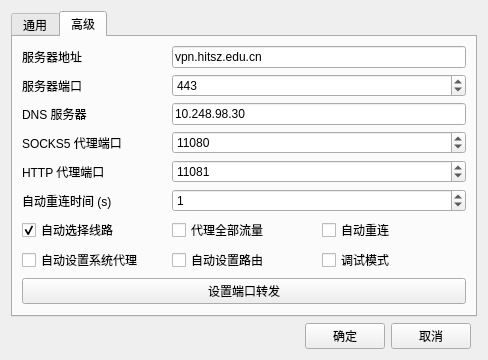
First picture: the form in settingwindow/settingwindow.ui, repository Mythologyli/ZJU-Connect-for-Windows, before the edit.
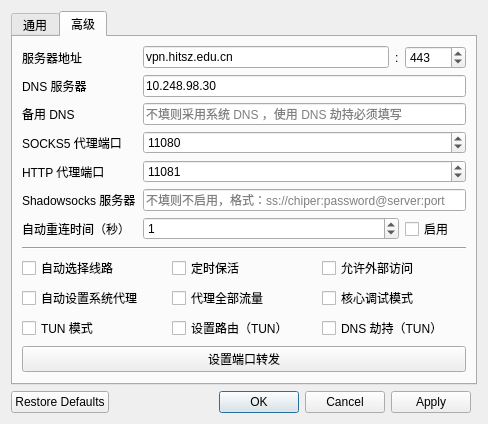
Second picture: the form after the edit. The open tabs and pages were chosen to show the change.

Commit message: feat: Introduce more settings. feat: Better ZJUConnect core error process. feat: Added login dialog. refactor: Make all child widgets be dialogs. chore: Make setting system proxy default. chore: Bump version to 1.2.0 .

The edit to the form file:
```diff
--- a/settingwindow/settingwindow.ui
+++ b/settingwindow/settingwindow.ui
@@ -1,13 +1,13 @@
 <?xml version="1.0" encoding="UTF-8"?>
 <ui version="4.0">
  <class>SettingWindow</class>
- <widget class="QWidget" name="SettingWindow">
+ <widget class="QDialog" name="SettingWindow">
   <property name="geometry">
    <rect>
     <x>0</x>
     <y>0</y>
     <width>486</width>
-    <height>348</height>
+    <height>396</height>
    </rect>
   </property>
   <property name="windowTitle">
@@ -17,34 +17,7 @@
    <string notr="true"/>
   </property>
   <layout class="QGridLayout" name="gridLayout">
-   <item row="1" column="0">
-    <spacer name="horizontalSpacer">
-     <property name="orientation">
-      <enum>Qt::Horizontal</enum>
-     </property>
-     <property name="sizeHint" stdset="0">
-      <size>
-       <width>213</width>
-       <height>20</height>
-      </size>
-     </property>
-    </spacer>
-   </item>
-   <item row="1" column="1">
-    <widget class="QPushButton" name="applyPushButton">
-     <property name="text">
-      <string>确定</string>
-     </property>
-    </widget>
-   </item>
-   <item row="1" column="2">
-    <widget class="QPushButton" name="cancelPushButton">
-     <property name="text">
-      <string>取消</string>
-     </property>
-    </widget>
-   </item>
-   <item row="0" column="0" colspan="4">
+   <item row="0" column="0" colspan="2">
     <widget class="QTabWidget" name="tabWidget">
      <property name="currentIndex">
       <number>0</number>
@@ -194,38 +167,140 @@
        <string>高级</string>
       </attribute>
       <layout class="QGridLayout" name="gridLayout_3">
-       <item row="1" column="0">
-        <widget class="QLabel" name="zjuConnectTabLabel2">
+       <item row="6" column="0">
+        <widget class="QLabel" name="zjuConnectTabLabel7">
          <property name="font">
           <font>
            <pointsize>9</pointsize>
           </font>
          </property>
          <property name="text">
-          <string>服务器端口</string>
+          <string>自动重连时间（秒）</string>
          </property>
         </widget>
        </item>
-       <item row="7" column="2">
-        <widget class="QCheckBox" name="debugCheckBox">
-         <property name="text">
-          <string>调试模式</string>
+       <item row="2" column="1" colspan="3">
+        <widget class="QLineEdit" name="secondaryDnsLineEdit">
+         <property name="font">
+          <font>
+           <bold>false</bold>
+          </font>
          </property>
+         <property name="placeholderText">
+          <string>不填则采用系统 DNS ，使用 DNS 劫持必须填写</string>
+         </property>
         </widget>
        </item>
-       <item row="6" column="2">
-        <widget class="QCheckBox" name="autoReconnectCheckBox">
-         <property name="toolTip">
-          <string>断线自动重连</string>
+       <item row="1" column="0">
+        <widget class="QLabel" name="zjuConnectTabLabel8">
+         <property name="font">
+          <font>
+           <bold>false</bold>
+          </font>
          </property>
          <property name="text">
-          <string>自动重连</string>
+          <string>DNS 服务器</string>
          </property>
-         <property name="checked">
-          <bool>false</bool>
+        </widget>
+       </item>
+       <item row="8" column="0" colspan="4">
+        <widget class="Line" name="line">
+         <property name="orientation">
+          <enum>Qt::Horizontal</enum>
          </property>
         </widget>
        </item>
+       <item row="9" column="0" colspan="4">
+        <layout class="QGridLayout" name="gridLayout_4">
+         <item row="1" column="0">
+          <widget class="QCheckBox" name="autoSetProxyCheckBox">
+           <property name="toolTip">
+            <string>连接服务器后自动设置代理</string>
+           </property>
+           <property name="text">
+            <string>自动设置系统代理</string>
+           </property>
+          </widget>
+         </item>
+         <item row="0" column="0">
+          <widget class="QCheckBox" name="multiLineCheckBox">
+           <property name="text">
+            <string>自动选择线路</string>
+           </property>
+           <property name="autoExclusive">
+            <bool>false</bool>
+           </property>
+           <property name="tristate">
+            <bool>false</bool>
+           </property>
+          </widget>
+         </item>
+         <item row="1" column="1">
+          <widget class="QCheckBox" name="proxyAllCheckBox">
+           <property name="text">
+            <string>代理全部流量</string>
+           </property>
+          </widget>
+         </item>
+         <item row="0" column="1">
+          <widget class="QCheckBox" name="keepAliveCheckBox">
+           <property name="toolTip">
+            <string>连接服务器后自动设置代理</string>
+           </property>
+           <property name="text">
+            <string>定时保活</string>
+           </property>
+          </widget>
+         </item>
+         <item row="0" column="2">
+          <widget class="QCheckBox" name="outsideAccessCheckBox">
+           <property name="toolTip">
+            <string>连接服务器后自动设置代理</string>
+           </property>
+           <property name="text">
+            <string>允许外部访问</string>
+           </property>
+          </widget>
+         </item>
+         <item row="1" column="2">
+          <widget class="QCheckBox" name="debugCheckBox">
+           <property name="text">
+            <string>核心调试模式</string>
+           </property>
+          </widget>
+         </item>
+         <item row="2" column="2">
+          <widget class="QCheckBox" name="dnsHijackCheckBox">
+           <property name="toolTip">
+            <string>TUN 模式下有效</string>
+           </property>
+           <property name="text">
+            <string>DNS 劫持（TUN）</string>
+           </property>
+          </widget>
+         </item>
+         <item row="2" column="1">
+          <widget class="QCheckBox" name="routeCheckBox">
+           <property name="toolTip">
+            <string>TUN 模式下有效</string>
+           </property>
+           <property name="text">
+            <string>设置路由（TUN）</string>
+           </property>
+          </widget>
+         </item>
+         <item row="2" column="0">
+          <widget class="QCheckBox" name="tunCheckBox">
+           <property name="toolTip">
+            <string>TUN 模式下有效</string>
+           </property>
+           <property name="text">
+            <string>TUN 模式</string>
+           </property>
+          </widget>
+         </item>
+        </layout>
+       </item>
        <item row="4" column="0">
         <widget class="QLabel" name="zjuConnectTabLabel6">
          <property name="text">
@@ -233,38 +308,17 @@
          </property>
         </widget>
        </item>
-       <item row="3" column="1" colspan="2">
-        <widget class="QSpinBox" name="socks5PortSpinBox">
-         <property name="font">
-          <font>
-           <pointsize>9</pointsize>
-          </font>
-         </property>
+       <item row="6" column="1" colspan="2">
+        <widget class="QSpinBox" name="reconnectTimeSpinBox">
          <property name="maximum">
-          <number>65535</number>
+          <number>86400</number>
          </property>
          <property name="value">
-          <number>11080</number>
+          <number>1</number>
          </property>
         </widget>
        </item>
-       <item row="6" column="0">
-        <widget class="QCheckBox" name="multiLineCheckBox">
-         <property name="text">
-          <string>自动选择线路</string>
-         </property>
-         <property name="checked">
-          <bool>true</bool>
-         </property>
-         <property name="autoExclusive">
-          <bool>false</bool>
-         </property>
-         <property name="tristate">
-          <bool>false</bool>
-         </property>
-        </widget>
-       </item>
-       <item row="4" column="1" colspan="2">
+       <item row="4" column="1" colspan="3">
         <widget class="QSpinBox" name="httpPortSpinBox">
          <property name="maximum">
           <number>65535</number>
@@ -274,39 +328,19 @@
          </property>
         </widget>
        </item>
-       <item row="7" column="1">
-        <widget class="QCheckBox" name="routeCheckBox">
-         <property name="toolTip">
-          <string>TUN 模式下有效</string>
-         </property>
-         <property name="text">
-          <string>自动设置路由</string>
-         </property>
-        </widget>
-       </item>
-       <item row="7" column="0">
-        <widget class="QCheckBox" name="autoSetProxyCheckBox">
-         <property name="toolTip">
-          <string>连接服务器后自动设置代理</string>
-         </property>
-         <property name="text">
-          <string>自动设置系统代理</string>
-         </property>
-        </widget>
-       </item>
-       <item row="3" column="0">
-        <widget class="QLabel" name="zjuConnectTabLabel5">
+       <item row="1" column="1" colspan="3">
+        <widget class="QLineEdit" name="dnsLineEdit">
          <property name="font">
           <font>
-           <pointsize>9</pointsize>
+           <bold>false</bold>
           </font>
          </property>
          <property name="text">
-          <string>SOCKS5 代理端口</string>
+          <string>10.248.98.30</string>
          </property>
         </widget>
        </item>
-       <item row="1" column="1" colspan="2">
+       <item row="0" column="3">
         <widget class="QSpinBox" name="serverPortSpinBox">
          <property name="font">
           <font>
@@ -321,42 +355,6 @@
          </property>
         </widget>
        </item>
-       <item row="8" column="0" colspan="3">
-        <widget class="QPushButton" name="portForwardingPushButton">
-         <property name="text">
-          <string>设置端口转发</string>
-         </property>
-        </widget>
-       </item>
-       <item row="0" column="1" colspan="2">
-        <widget class="QLineEdit" name="serverAddressLineEdit">
-         <property name="font">
-          <font>
-           <pointsize>9</pointsize>
-          </font>
-         </property>
-         <property name="text">
-          <string>vpn.hitsz.edu.cn</string>
-         </property>
-        </widget>
-       </item>
-       <item row="5" column="1" colspan="2">
-        <widget class="QSpinBox" name="reconnectTimeSpinBox">
-         <property name="maximum">
-          <number>86400</number>
-         </property>
-         <property name="value">
-          <number>1</number>
-         </property>
-        </widget>
-       </item>
-       <item row="6" column="1">
-        <widget class="QCheckBox" name="proxyAllCheckBox">
-         <property name="text">
-          <string>代理全部流量</string>
-         </property>
-        </widget>
-       </item>
        <item row="0" column="0">
         <widget class="QLabel" name="zjuConnectTabLabel1">
          <property name="font">
@@ -369,39 +367,118 @@
          </property>
         </widget>
        </item>
-       <item row="5" column="0">
-        <widget class="QLabel" name="zjuConnectTabLabel7">
+       <item row="3" column="0">
+        <widget class="QLabel" name="zjuConnectTabLabel5">
          <property name="font">
           <font>
            <pointsize>9</pointsize>
           </font>
          </property>
          <property name="text">
-          <string>自动重连时间 (s)</string>
+          <string>SOCKS5 代理端口</string>
+         </property>
+        </widget>
+       </item>
+       <item row="0" column="1">
+        <widget class="QLineEdit" name="serverAddressLineEdit">
+         <property name="font">
+          <font>
+           <pointsize>9</pointsize>
+          </font>
+         </property>
+         <property name="text">
+          <string>vpn.hitsz.edu.cn</string>
          </property>
         </widget>
        </item>
        <item row="2" column="0">
-        <widget class="QLabel" name="zjuConnectTabLabel8">
+        <widget class="QLabel" name="zjuConnectTabLabel9">
          <property name="font">
           <font>
            <bold>false</bold>
           </font>
          </property>
          <property name="text">
-          <string>DNS 服务器</string>
+          <string>备用 DNS</string>
          </property>
         </widget>
        </item>
-       <item row="2" column="1" colspan="2">
-        <widget class="QLineEdit" name="dnsLineEdit">
+       <item row="12" column="0" colspan="4">
+        <widget class="QPushButton" name="portForwardingPushButton">
+         <property name="text">
+          <string>设置端口转发</string>
+         </property>
+        </widget>
+       </item>
+       <item row="3" column="1" colspan="3">
+        <widget class="QSpinBox" name="socks5PortSpinBox">
          <property name="font">
           <font>
-           <bold>false</bold>
+           <pointsize>9</pointsize>
           </font>
          </property>
+         <property name="maximum">
+          <number>65535</number>
+         </property>
+         <property name="value">
+          <number>11080</number>
+         </property>
+        </widget>
+       </item>
+       <item row="0" column="2">
+        <widget class="QLabel" name="label">
          <property name="text">
-          <string>10.248.98.30</string>
+          <string>:</string>
+         </property>
+        </widget>
+       </item>
+       <item row="13" column="0" colspan="4">
+        <spacer name="verticalSpacer">
+         <property name="orientation">
+          <enum>Qt::Vertical</enum>
+         </property>
+         <property name="sizeHint" stdset="0">
+          <size>
+           <width>20</width>
+           <height>40</height>
+          </size>
+         </property>
+        </spacer>
+       </item>
+       <item row="6" column="3">
+        <widget class="QCheckBox" name="autoReconnectCheckBox">
+         <property name="toolTip">
+          <string>断线自动重连</string>
+         </property>
+         <property name="text">
+          <string>启用</string>
+         </property>
+         <property name="checked">
+          <bool>false</bool>
+         </property>
+        </widget>
+       </item>
+       <item row="5" column="0">
+        <widget class="QLabel" name="zjuConnectTabLabel7_2">
+         <property name="font">
+          <font>
+           <pointsize>9</pointsize>
+          </font>
+         </property>
+         <property name="text">
+          <string>Shadowsocks 服务器</string>
+         </property>
+        </widget>
+       </item>
+       <item row="5" column="1" colspan="3">
+        <widget class="QLineEdit" name="shadowsocksUrlLineEdit">
+         <property name="font">
+          <font>
+           <bold>false</bold>
+          </font>
+         </property>
+         <property name="placeholderText">
+          <string>不填则不启用，格式：ss://chiper:password@server:port</string>
          </property>
         </widget>
        </item>
@@ -409,6 +486,13 @@
      </widget>
     </widget>
    </item>
+   <item row="1" column="0">
+    <widget class="QDialogButtonBox" name="buttonBox">
+     <property name="standardButtons">
+      <set>QDialogButtonBox::Apply|QDialogButtonBox::Cancel|QDialogButtonBox::Ok|QDialogButtonBox::RestoreDefaults</set>
+     </property>
+    </widget>
+   </item>
   </layout>
  </widget>
  <tabstops>
```
Left out of the diff: 326 changed lines with no effect on the pictures. The commit also changes 17 other files.
